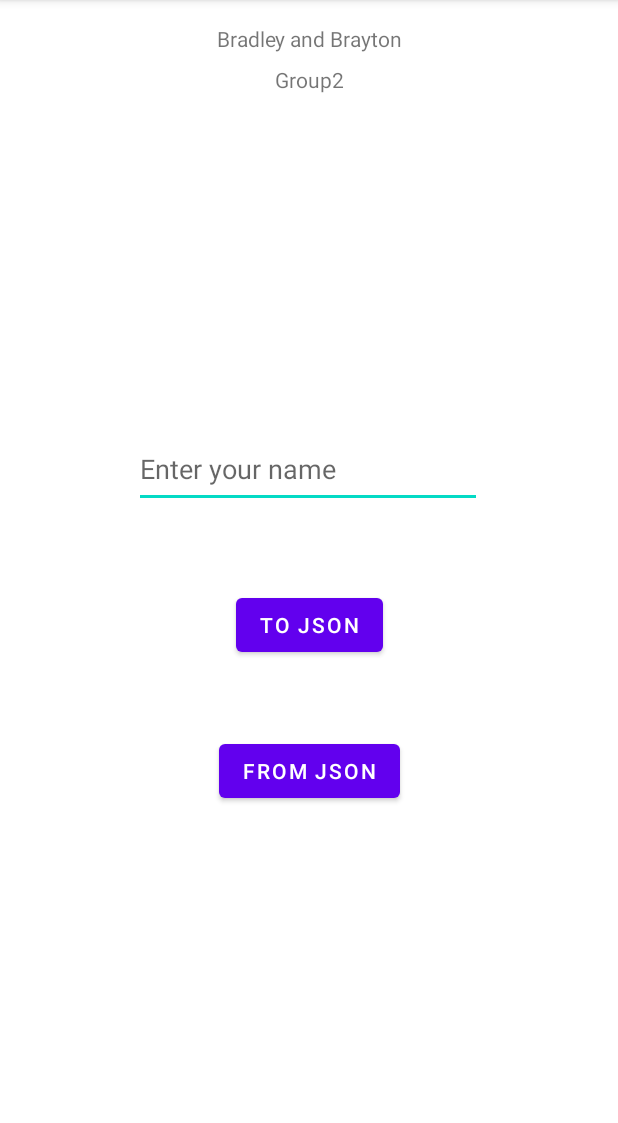
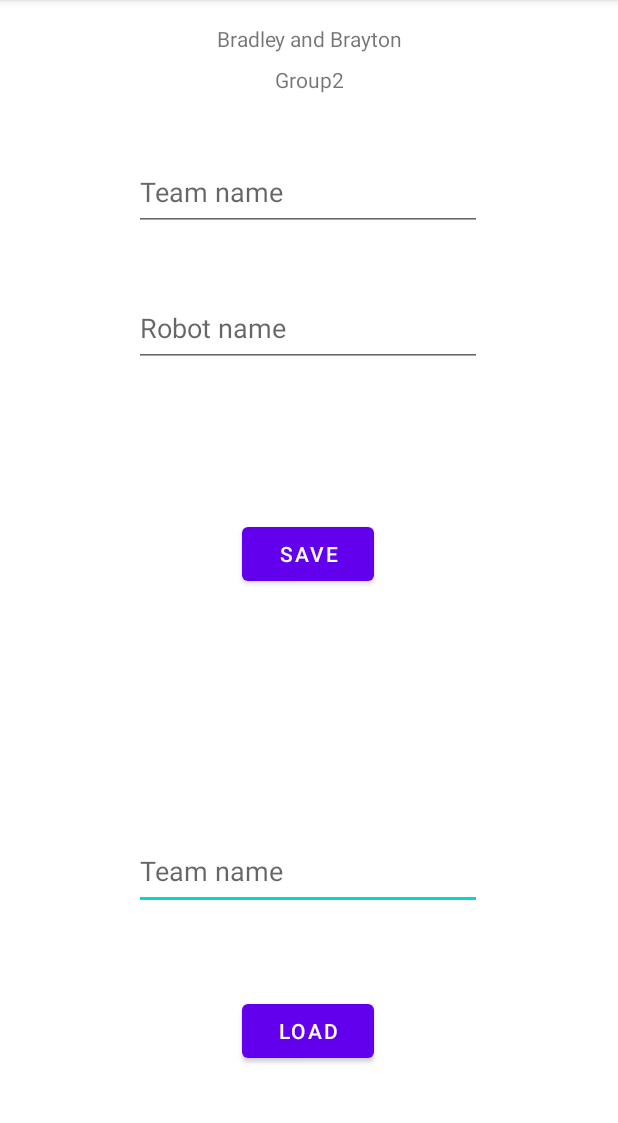
Before and after one commit to Bozo-Cake/The-Red-Alliance, an Android app: the DisplayGroup2Activity screen opened directly, with no data from a screen before it, on a phone screen of 412 x 824 dp, the part 84-1207 px from its top. Run offline under Robolectric (Android 15) with nearby library versions, the phone set to English and light mode, and no system bars.

```diff
--- a/app/src/main/res/layout/activity_display_group2.xml
+++ b/app/src/main/res/layout/activity_display_group2.xml
@@ -5,6 +5,54 @@
     android:layout_width="match_parent"
     android:layout_height="match_parent"
     tools:context=".DisplayGroup2Activity">
+
+    <Button
+        android:id="@+id/loadInterview"
+        android:layout_width="wrap_content"
+        android:layout_height="wrap_content"
+        android:onClick="getInterview"
+        android:text="@string/loadInterviewbtn"
+        app:layout_constraintBottom_toBottomOf="parent"
+        app:layout_constraintEnd_toEndOf="parent"
+        app:layout_constraintHorizontal_bias="0.498"
+        app:layout_constraintStart_toStartOf="parent"
+        app:layout_constraintTop_toBottomOf="@+id/LoadTeamName" />
+
+    <com.google.android.material.textfield.TextInputEditText
+        android:id="@+id/LoadTeamName"
+        android:layout_width="232dp"
+        android:layout_height="52dp"
+        android:hint="@string/teamtxt"
+        app:layout_constraintBottom_toBottomOf="parent"
+        app:layout_constraintEnd_toEndOf="parent"
+        app:layout_constraintHorizontal_bias="0.497"
+        app:layout_constraintStart_toStartOf="parent"
+        app:layout_constraintTop_toBottomOf="@+id/saveInterview" />
+
+    <com.google.android.material.textfield.TextInputEditText
+        android:id="@+id/TeamName"
+        android:layout_width="232dp"
+        android:layout_height="52dp"
+        android:hint="@string/teamtxt"
+        app:layout_constraintBottom_toBottomOf="parent"
+        app:layout_constraintEnd_toEndOf="parent"
+        app:layout_constraintHorizontal_bias="0.497"
+        app:layout_constraintStart_toStartOf="parent"
+        app:layout_constraintTop_toTopOf="parent"
+        app:layout_constraintVertical_bias="0.142" />
+
+    <Button
+        android:id="@+id/saveInterview"
+        android:layout_width="wrap_content"
+        android:layout_height="wrap_content"
+        android:onClick="saveInterview"
+        android:text="@string/saveInterviewbtn"
+        app:layout_constraintBottom_toBottomOf="parent"
+        app:layout_constraintEnd_toEndOf="parent"
+        app:layout_constraintHorizontal_bias="0.498"
+        app:layout_constraintStart_toStartOf="parent"
+        app:layout_constraintTop_toBottomOf="@+id/RobotName"
+        app:layout_constraintVertical_bias="0.212" />
 
     <TextView
         android:id="@+id/textView3"
@@ -27,38 +75,15 @@
         app:layout_constraintTop_toBottomOf="@+id/textView3" />
 
     <com.google.android.material.textfield.TextInputEditText
-        android:id="@+id/JsonName"
+        android:id="@+id/RobotName"
         android:layout_width="232dp"
         android:layout_height="52dp"
-        android:hint="@string/testJsontxt"
+        android:hint="@string/robottxt"
         app:layout_constraintBottom_toBottomOf="parent"
         app:layout_constraintEnd_toEndOf="parent"
         app:layout_constraintHorizontal_bias="0.497"
         app:layout_constraintStart_toStartOf="parent"
         app:layout_constraintTop_toTopOf="parent"
-        app:layout_constraintVertical_bias="0.4" />
+        app:layout_constraintVertical_bias="0.269" />
 
-    <Button
-        android:id="@+id/toJson"
-        android:layout_width="wrap_content"
-        android:layout_height="wrap_content"
-        android:onClick="sendToJson"
-        android:text="@string/tojsonbtn"
-        app:layout_constraintBottom_toBottomOf="parent"
-        app:layout_constraintEnd_toEndOf="parent"
-        app:layout_constraintStart_toStartOf="parent"
-        app:layout_constraintTop_toBottomOf="@+id/JsonName"
-        app:layout_constraintVertical_bias="0.142" />
-
-    <Button
-        android:id="@+id/fromJson"
-        android:layout_width="wrap_content"
-        android:layout_height="wrap_content"
-        android:onClick="pullFromJson"
-        android:text="@string/fromjsonbtn"
-        app:layout_constraintBottom_toBottomOf="parent"
-        app:layout_constraintEnd_toEndOf="parent"
-        app:layout_constraintStart_toStartOf="parent"
-        app:layout_constraintTop_toBottomOf="@+id/toJson"
-        app:layout_constraintVertical_bias="0.176" />
 </androidx.constraintlayout.widget.ConstraintLayout>
--- a/app/src/main/res/values/strings.xml
+++ b/app/src/main/res/values/strings.xml
@@ -2,7 +2,10 @@
     <string name="app_name">The Red Alliance</string>
     <string name="txtBradley">Bradley Was here!</string>
     <string name="txtBrody">It is I, Brody!</string>
-    <string name="testJsontxt">Enter your name</string>
+    <string name="teamtxt">Team name</string>
+    <string name="robottxt">Robot name</string>
     <string name="tojsonbtn">To JSON</string>
     <string name="fromjsonbtn">From JSON</string>
+    <string name="saveInterviewbtn">Save</string>
+    <string name="loadInterviewbtn">Load</string>
 </resources>
```
Also changed, not shown: app/src/main/java/team/cake/theredalliance/DisplayGroup2Activity.java (+32 -12 lines), app/src/main/java/team/cake/theredalliance/Json.java (+16 -0 lines), app/src/main/java/team/cake/theredalliance/interview.java (added, +16 -0 lines).
